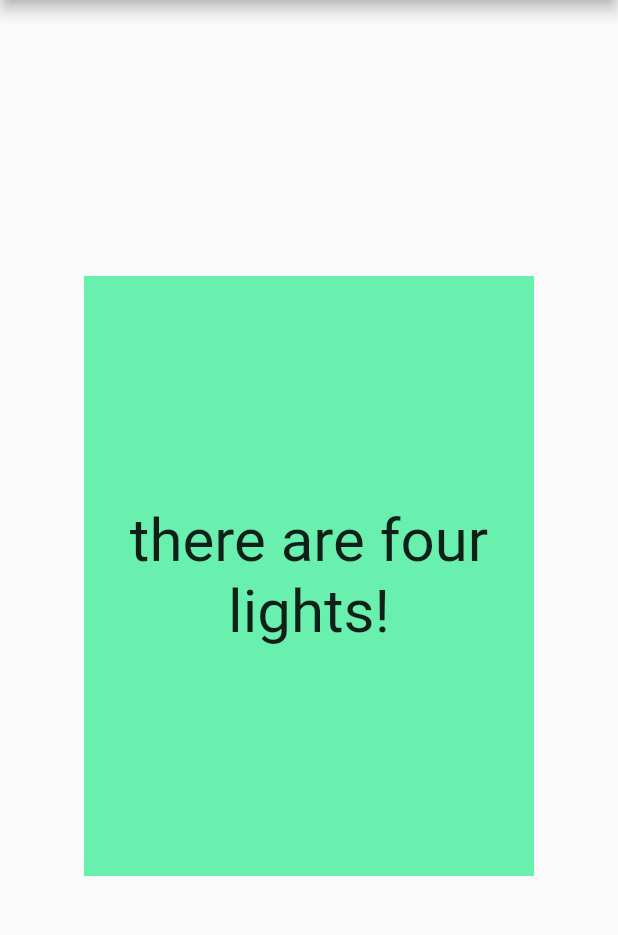
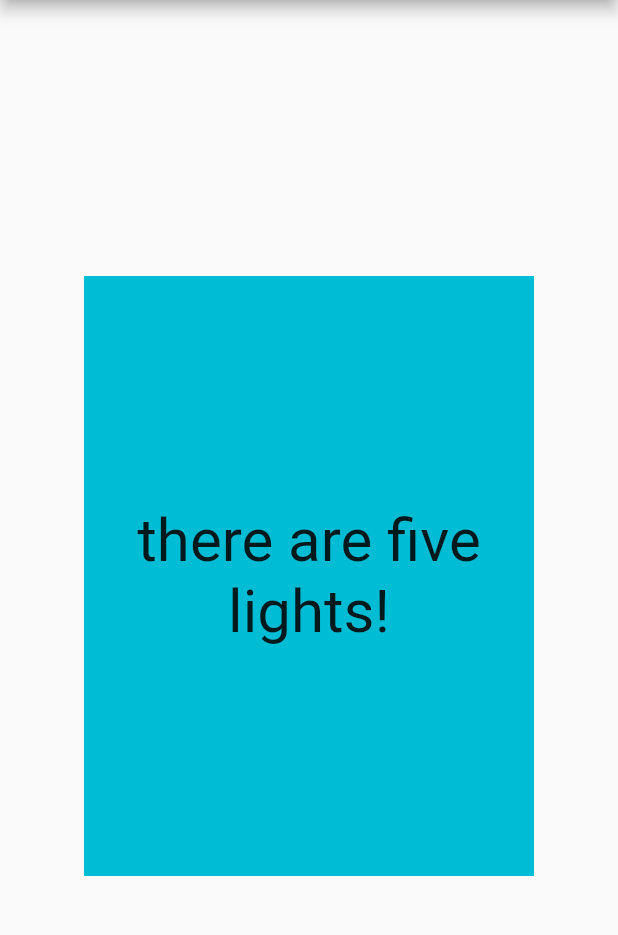
Before and after one commit to gummoe/flutter_hello_rectangle, a Flutter app: the screen it shows after launch, on a phone screen of 412 x 824 dp, the part 84-1019 px from its top. Run offline on Flutter 3.47's test engine with Material 2 defaults, Android fonts, the phone set to English and light mode, and no system bars.

Commit message:
Updating project to start up again

```diff
--- a/lib/main.dart
+++ b/lib/main.dart
@@ -24,12 +24,12 @@ class HelloRectangle extends StatelessWidget {
   Widget build(BuildContext context) {
     return Center(
       child: Container(
-        color: Colors.greenAccent,
+        color: Colors.cyan,
         height: 400.0,
         width: 300.0,
         child: Center(
           child: Text(
-            'there are four lights!',
+            'there are five lights!',
             style: TextStyle(fontSize: 40.0),
             textAlign: TextAlign.center,
           ),
```
Also changed, not shown: pubspec.lock, 5 other files.
